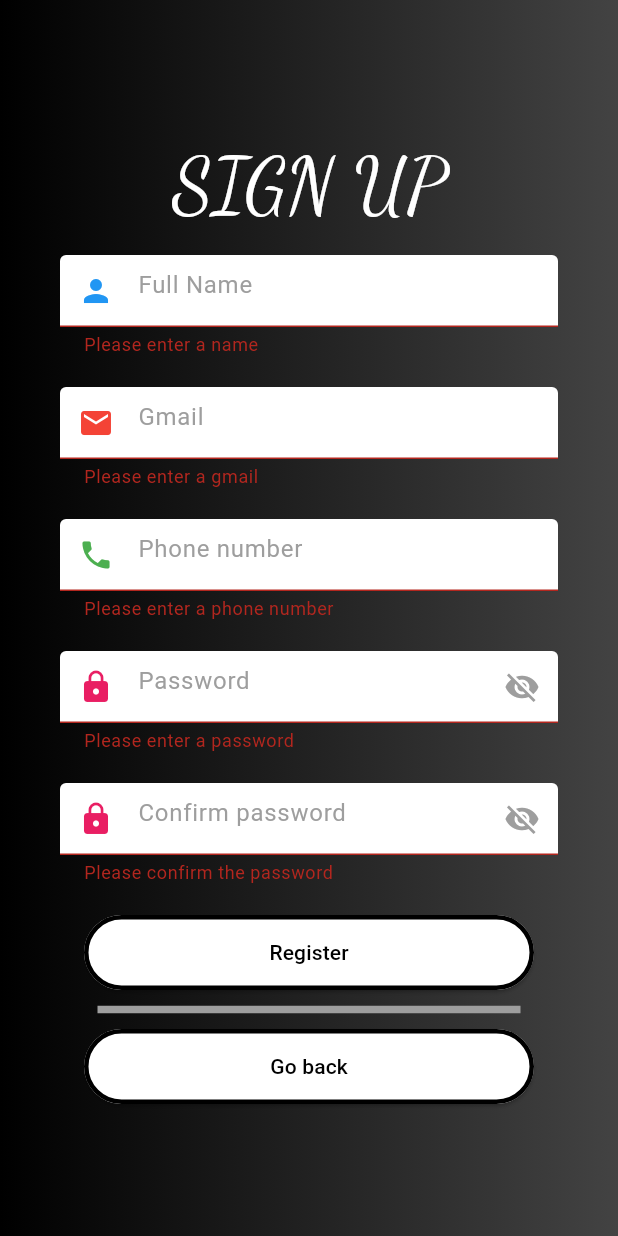
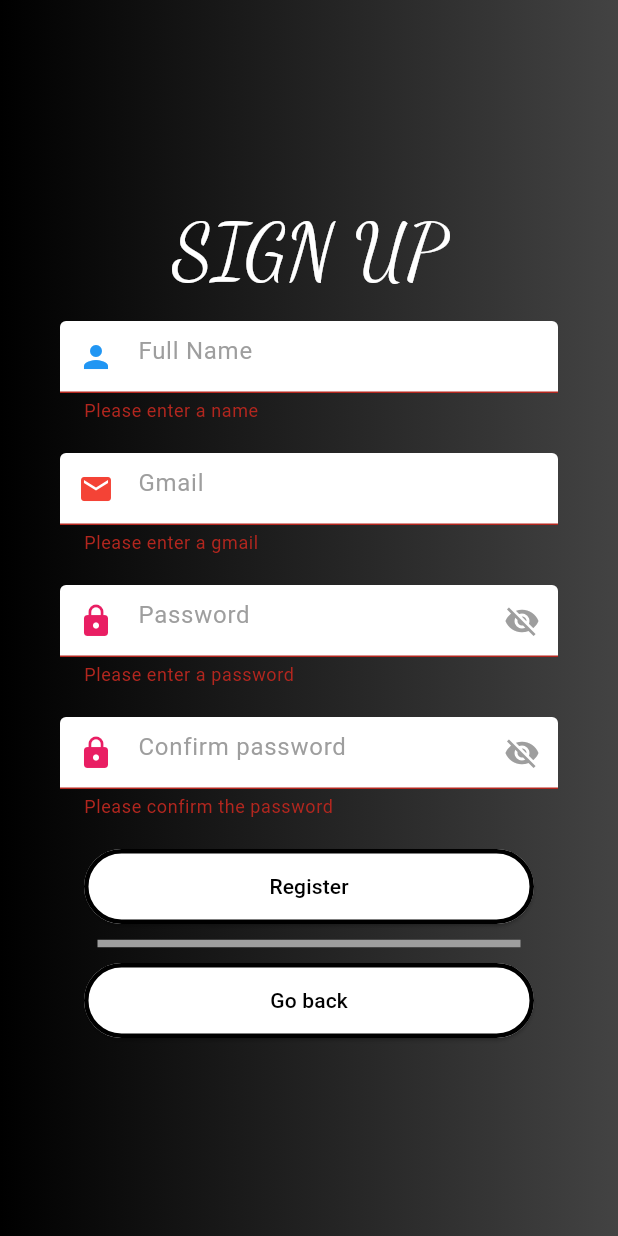
Before and after one commit to Muhammed-Aflah-A/the_application, a Flutter app: the RegisterScreen screen opened by its route, after a tap on "Register", on a phone screen of 412 x 824 dp. Run offline on Flutter 3.47's test engine with Material 3 defaults, Android fonts, the phone set to English and light mode, and no system bars.

Commit message:
made changes in login and register

```diff
--- a/lib/notifier/register_provider.dart
+++ b/lib/notifier/register_provider.dart
@@ -3,13 +3,11 @@ import 'package:flutter/material.dart';
 class RegisterProvider with ChangeNotifier {
   final formKey = GlobalKey<FormState>();
   final gmailFocus = FocusNode();
-  final phoneNumberFocus = FocusNode();
   final passwordController = TextEditingController();
   final passwordFocus = FocusNode();
   final confirmPasswordFocus = FocusNode();
   String? fullName;
   String? gmail;
-  String? phoneNumber;
   String? password;
   String? confirmPassword;
   bool obscurePassword = true;
--- a/lib/view/login_screen.dart
+++ b/lib/view/login_screen.dart
@@ -66,12 +66,12 @@ class _LoginScreenState extends State<LoginScreen> {
                                 width: 2,
                               ),
                             ),
-                            // focusedBorder: OutlineInputBorder(
-                            //   borderSide: BorderSide(
-                            //     color: AppColor.textFeildBorder,
-                            //     width: 2,
-                            //   ),
-                            // ),
+                            focusedBorder: OutlineInputBorder(
+                              borderSide: BorderSide(
+                                color: AppColor.textFeildBorder,
+                                width: 2,
+                              ),
+                            ),
                           ),
                           keyboardType: TextInputType.emailAddress,
                           validator: (value) {
@@ -128,12 +128,12 @@ class _LoginScreenState extends State<LoginScreen> {
                                 width: 2,
                               ),
                             ),
-                            // focusedBorder: OutlineInputBorder(
-                            //   borderSide: BorderSide(
-                            //     color: AppColor.textFeildBorder,
-                            //     width: 2,
-                            //   ),
-                            // ),
+                            focusedBorder: OutlineInputBorder(
+                              borderSide: BorderSide(
+                                color: AppColor.textFeildBorder,
+                                width: 2,
+                              ),
+                            ),
                           ),
                           obscureText: loginForm.obscurePassword,
                           validator: (value) {
--- a/lib/view/register_screen.dart
+++ b/lib/view/register_screen.dart
@@ -66,12 +66,12 @@ class _RegisterScreenState extends State<RegisterScreen> {
                                 width: 2,
                               ),
                             ),
-                            // focusedBorder: OutlineInputBorder(
-                            //   borderSide: BorderSide(
-                            //     color: AppColor.textFeildBorder,
-                            //     width: 2,
-                            //   ),
-                            // ),
+                            focusedBorder: OutlineInputBorder(
+                              borderSide: BorderSide(
+                                color: AppColor.textFeildBorder,
+                                width: 2,
+                              ),
+                            ),
                           ),
                           validator: (value) {
                             value = value?.replaceAll("  ", " ").trim();
@@ -114,12 +114,12 @@ class _RegisterScreenState extends State<RegisterScreen> {
                                 width: 2,
                               ),
                             ),
-                            // focusedBorder: OutlineInputBorder(
-                            //   borderSide: BorderSide(
-                            //     color: AppColor.textFeildBorder,
-                            //     width: 2,
-                            //   ),
-                            // ),
+                            focusedBorder: OutlineInputBorder(
+                              borderSide: BorderSide(
+                                color: AppColor.textFeildBorder,
+                                width: 2,
+                              ),
+                            ),
                           ),
                           keyboardType: TextInputType.emailAddress,
                           validator: (value) {
@@ -138,56 +138,6 @@ class _RegisterScreenState extends State<RegisterScreen> {
                             registerForm.gmail = newValue;
                           },
                           focusNode: registerForm.gmailFocus,
-                          textInputAction: TextInputAction.next,
-                          onFieldSubmitted: (value) {
-                            FocusScope.of(
-                              context,
-                            ).requestFocus(registerForm.phoneNumberFocus);
-                          },
-                        ),
-                        SizedBox(height: 20),
-                        TextFormField(
-                          decoration: InputDecoration(
-                            hintText: "Phone number",
-                            hintStyle: TextStyle(color: AppColor.textFeildHint),
-                            floatingLabelStyle: TextStyle(
-                              color: AppColor.textFeildFloatingLabel,
-                              fontWeight: FontWeight.bold,
-                            ),
-                            prefixIcon: Icon(
-                              Icons.phone,
-                              color: AppColor.phoneIcon,
-                            ),
-                            filled: true,
-                            fillColor: AppColor.textFeildColor,
-                            enabledBorder: OutlineInputBorder(
-                              borderSide: BorderSide(
-                                color: AppColor.textFeildBorder,
-                                width: 2,
-                              ),
-                            ),
-                            // focusedBorder: OutlineInputBorder(
-                            //   borderSide: BorderSide(
-                            //     color: AppColor.textFeildBorder,
-                            //     width: 2,
-                            //   ),
-                            // ),
-                          ),
-                          keyboardType: TextInputType.phone,
-                          validator: (value) {
-                            value = value?.replaceAll(" ", "").trim();
-                            if (value == null || value.isEmpty) {
-                              return "Please enter a phone number";
-                            }
-                            if (!RegExp(r'^[0-9]{10,}$').hasMatch(value)) {
-                              return "Ph no: at least 10 number long (digits only)";
-                            }
-                            return null;
-                          },
-                          onSaved: (newValue) {
-                            registerForm.phoneNumber = newValue;
-                          },
-                          focusNode: registerForm.phoneNumberFocus,
                           textInputAction: TextInputAction.next,
                           onFieldSubmitted: (value) {
                             FocusScope.of(
@@ -227,12 +177,12 @@ class _RegisterScreenState extends State<RegisterScreen> {
                                 width: 2,
                               ),
                             ),
-                            // focusedBorder: OutlineInputBorder(
-                            //   borderSide: BorderSide(
-                            //     color: AppColor.textFeildBorder,
-                            //     width: 2,
-                            //   ),
-                            // ),
+                            focusedBorder: OutlineInputBorder(
+                              borderSide: BorderSide(
+                                color: AppColor.textFeildBorder,
+                                width: 2,
+                              ),
+                            ),
                           ),
                           obscureText: registerForm.obscurePassword,
                           validator: (value) {
@@ -299,12 +249,12 @@ class _RegisterScreenState extends State<RegisterScreen> {
                                 width: 2,
                               ),
                             ),
-                            // focusedBorder: OutlineInputBorder(
-                            //   borderSide: BorderSide(
-                            //     color: AppColor.textFeildBorder,
-                            //     width: 2,
-                            //   ),
-                            // ),
+                            focusedBorder: OutlineInputBorder(
+                              borderSide: BorderSide(
+                                color: AppColor.textFeildBorder,
+                                width: 2,
+                              ),
+                            ),
                           ),
                           obscureText: registerForm.obscurePassword,
                           validator: (value) {
```
